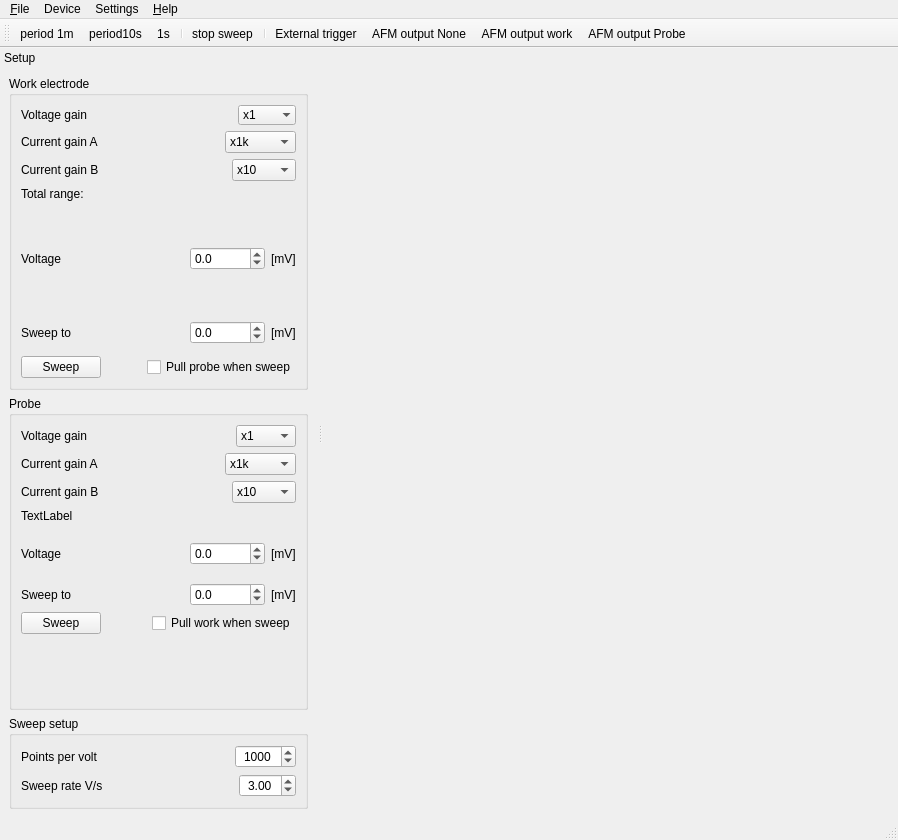
z80/digitizer, file software/digitizer/src/main_wnd.ui: the form before one commit.
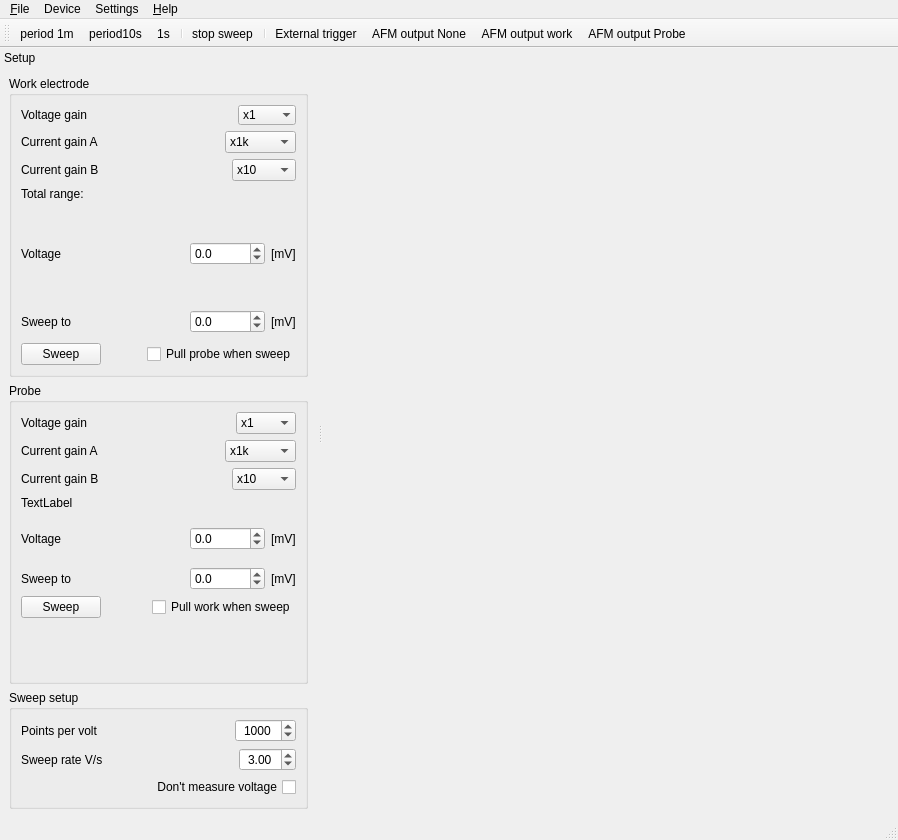
The form after the commit. Icons and pictures are not drawn.

Commit message: Added DAC mode to Sweep. And changed firmware version to 1.1.0.

Diff of the .ui file:
```diff
--- a/software/digitizer/src/main_wnd.ui
+++ b/software/digitizer/src/main_wnd.ui
@@ -781,6 +781,19 @@
           </item>
          </layout>
         </item>
+        <item>
+         <widget class="QCheckBox" name="sweepDacMode">
+          <property name="layoutDirection">
+           <enum>Qt::RightToLeft</enum>
+          </property>
+          <property name="text">
+           <string>Don't measure voltage</string>
+          </property>
+         </widget>
+        </item>
+        <item>
+         <layout class="QHBoxLayout" name="horizontalLayout_14"/>
+        </item>
        </layout>
       </widget>
      </item>
```
The commit also changes 17 other files.
